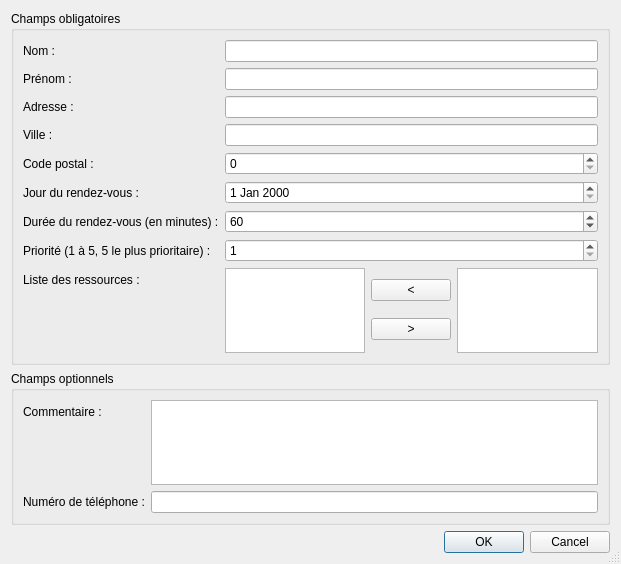
First picture: the form in QTP/views/createclientdialog.ui, repository Qu3tzal/TpQt, before the edit.
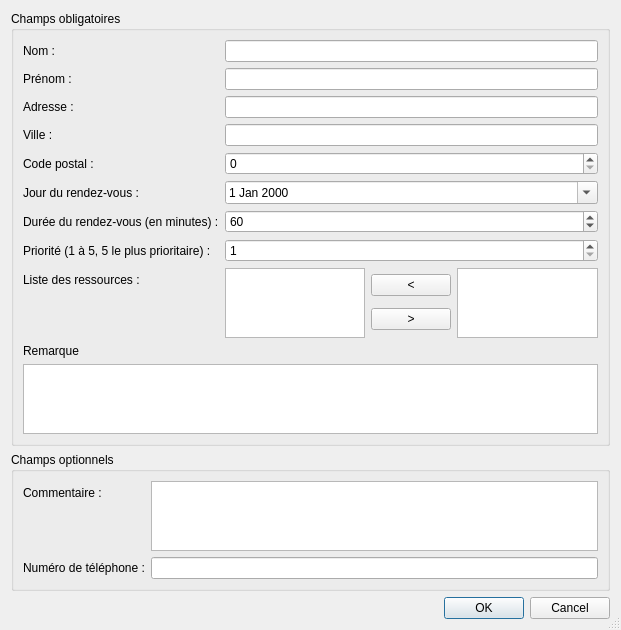
Second picture: the form after the edit. Icons and pictures are not drawn.

```diff
--- a/QTP/views/createclientdialog.ui
+++ b/QTP/views/createclientdialog.ui
@@ -10,7 +10,7 @@
     <x>0</x>
     <y>0</y>
     <width>621</width>
-    <height>564</height>
+    <height>601</height>
    </rect>
   </property>
   <property name="windowTitle">
@@ -105,7 +105,20 @@
            </widget>
           </item>
           <item row="5" column="1">
-           <widget class="QDateEdit" name="dateEdit"/>
+           <widget class="QDateEdit" name="dateEdit">
+            <property name="wrapping">
+             <bool>true</bool>
+            </property>
+            <property name="correctionMode">
+             <enum>QAbstractSpinBox::CorrectToNearestValue</enum>
+            </property>
+            <property name="currentSection">
+             <enum>QDateTimeEdit::DaySection</enum>
+            </property>
+            <property name="calendarPopup">
+             <bool>true</bool>
+            </property>
+           </widget>
           </item>
           <item row="6" column="0">
            <widget class="QLabel" name="label_7">
@@ -184,6 +197,16 @@
           </item>
          </layout>
         </item>
+        <item>
+         <widget class="QLabel" name="remarkLabel">
+          <property name="text">
+           <string>Remarque</string>
+          </property>
+         </widget>
+        </item>
+        <item>
+         <widget class="QTextEdit" name="remarkTextEdit"/>
+        </item>
        </layout>
       </widget>
      </item>
```
Left out of the diff: 9 changed lines with no effect on the pictures.
